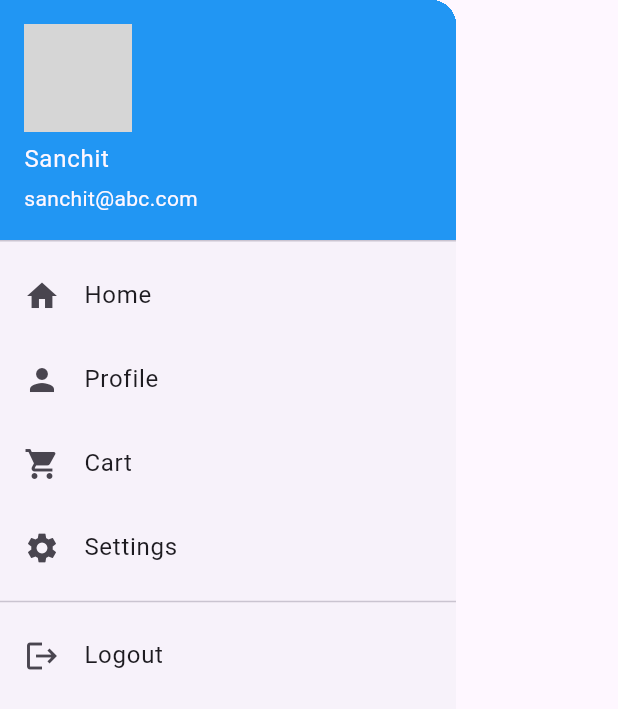
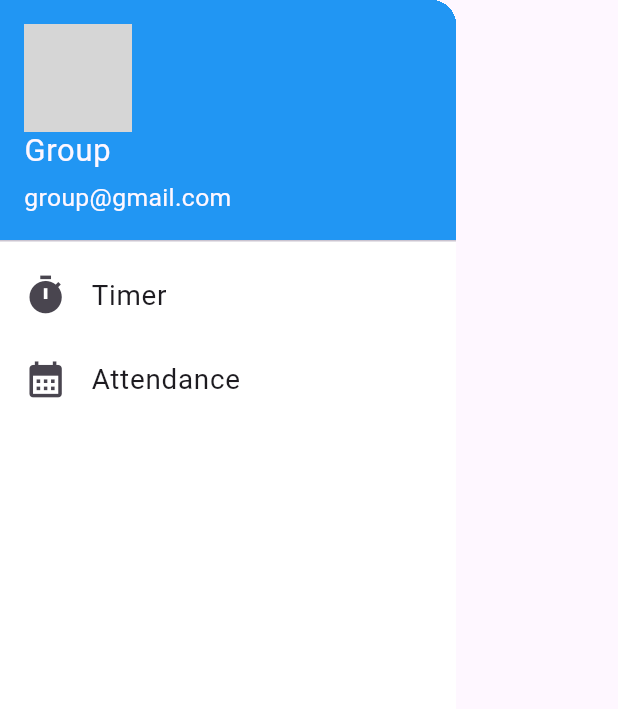
Before and after one commit to sanchittg/Location_Tracker, a Flutter app: the CustomDrawer widget shown alone on an empty page, opened directly, on a phone screen of 412 x 824 dp. Shown: the top 709 px of the screen. Run offline on Flutter 3.47's test engine with Material 3 defaults, Android fonts, the phone set to English and light mode, and no system bars; our stand-ins replace google_maps_flutter; network calls fail; grey boxes are pictures that could not be loaded.

Commit message:
Add Drawer and icons

```diff
--- a/my_map/lib/main.dart
+++ b/my_map/lib/main.dart
@@ -9,6 +9,7 @@ class MyApp extends StatelessWidget {
   @override
   Widget build(BuildContext context) {
     return MaterialApp(
+      debugShowCheckedModeBanner: false,
       title: 'Flutter API Demo',
       home: HomeScreen(),
     );
--- a/my_map/lib/screen/drawer.dart
+++ b/my_map/lib/screen/drawer.dart
@@ -3,55 +3,44 @@ import 'package:flutter/material.dart';
 class CustomDrawer extends StatelessWidget {
   @override
   Widget build(BuildContext context) {
+    final screenHeight = MediaQuery.of(context).size.height;
+    final screenWidth = MediaQuery.of(context).size.width;
+
     return Drawer(
+      backgroundColor: Colors.white,
       child: ListView(
         padding: EdgeInsets.zero,
         children: <Widget>[
           UserAccountsDrawerHeader(
-            accountName: Text('Sanchit'),
-            accountEmail: Text('sanchit@abc.com'),
+            accountName: Text(
+              'Group',
+              style: TextStyle(fontSize: screenWidth * 0.05),
+            ),
+            accountEmail: Text(
+              'group@gmail.com',
+              style: TextStyle(fontSize: screenWidth * 0.04),
+            ),
             currentAccountPicture: CircleAvatar(
-              backgroundImage: AssetImage('assets/profile.jpg'),
+              radius: screenWidth * 0.06,
+              backgroundImage: AssetImage('assets/images/saurabh.png'),
             ),
             decoration: BoxDecoration(
               color: Colors.blue,
             ),
           ),
           ListTile(
-            leading: Icon(Icons.home),
-            title: Text('Home'),
+            leading: Icon(Icons.timer, size: screenWidth * 0.07),
+            title:
+                Text('Timer', style: TextStyle(fontSize: screenWidth * 0.045)),
             onTap: () {
               Navigator.pop(context);
             },
           ),
           ListTile(
-            leading: Icon(Icons.person),
-            title: Text('Profile'),
-            onTap: () {
-              Navigator.pop(context);
-            },
-          ),
-          ListTile(
-            leading: Icon(Icons.shopping_cart),
-            title: Text('Cart'),
-            onTap: () {
-              Navigator.pop(context);
-            },
-          ),
-          ListTile(
-            leading: Icon(Icons.settings),
-            title: Text('Settings'),
-            onTap: () {
-              Navigator.pop(context);
-            },
-          ),
-          Divider(),
-          ListTile(
-            leading: Icon(Icons.logout),
-            title: Text('Logout'),
-            onTap: () {
-              Navigator.pop(context);
-            },
+            leading: Icon(Icons.calendar_month, size: screenWidth * 0.07),
+            title: Text('Attendance',
+                style: TextStyle(fontSize: screenWidth * 0.045)),
+            onTap: () {},
           ),
         ],
       ),
```
Also changed, not shown: my_map/lib/screen/state/HomePageState.dart (+50 -7 lines).
